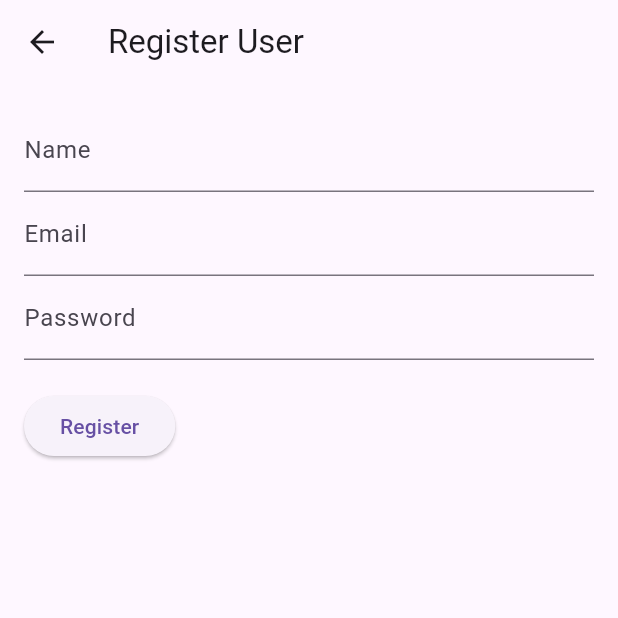
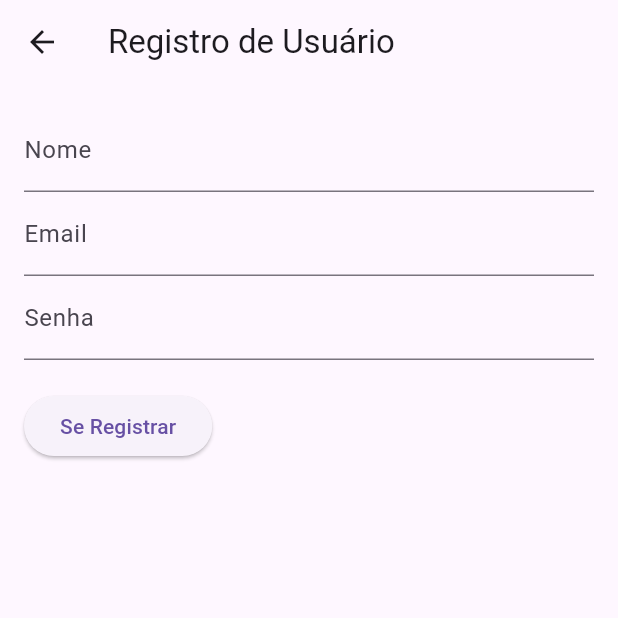
Before and after one commit to rogergracini/trabalho-mobile, a Flutter app: the RegisterScreen screen opened by its route, on a phone screen of 412 x 824 dp, the top half of it. Run offline on Flutter 3.47's test engine with Material 3 defaults, Android fonts, the phone set to English and light mode, and no system bars.

```diff
--- a/lib/screens/register_screen.dart
+++ b/lib/screens/register_screen.dart
@@ -9,7 +9,7 @@ class RegisterScreen extends StatelessWidget {
   @override
   Widget build(BuildContext context) {
     return Scaffold(
-      appBar: AppBar(title: const Text('Register User')),
+      appBar: AppBar(title: const Text('Registro de Usuário')),
       body: Padding(
         padding: const EdgeInsets.all(16.0),
         child: Column(
@@ -17,7 +17,7 @@ class RegisterScreen extends StatelessWidget {
           children: [
             TextField(
               controller: _nameController,
-              decoration: const InputDecoration(labelText: 'Name'),
+              decoration: const InputDecoration(labelText: 'Nome'),
             ),
             TextField(
               controller: _emailController,
@@ -25,12 +25,12 @@ class RegisterScreen extends StatelessWidget {
             ),
             TextField(
               controller: _passwordController,
-              decoration: const InputDecoration(labelText: 'Password'),
+              decoration: const InputDecoration(labelText: 'Senha'),
               obscureText: true,
             ),
             const SizedBox(height: 20),
             ElevatedButton(
-              child: const Text('Register'),
+              child: const Text('Se Registrar'),
               onPressed: () {
                 final name = _nameController.text.trim();
                 final email = _emailController.text.trim();
```
Also changed, not shown: assets/tela_de_login.png (added), assets/tela_de_registro_de_usuarios.png (added), assets/tela_de_usuario.png (added), 2 other files.
